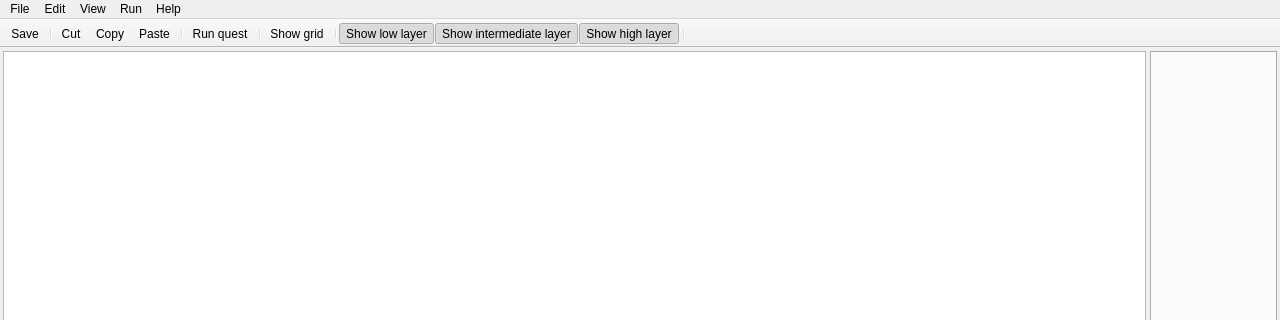
This is src/gui/main_window.ui in solarus-games/solarus-quest-editor as Qt 5 draws it before an edit; both pictures show x 0 to 1280 and y 0 to 320 of the 1280 by 680 pixel window. The edited form follows.
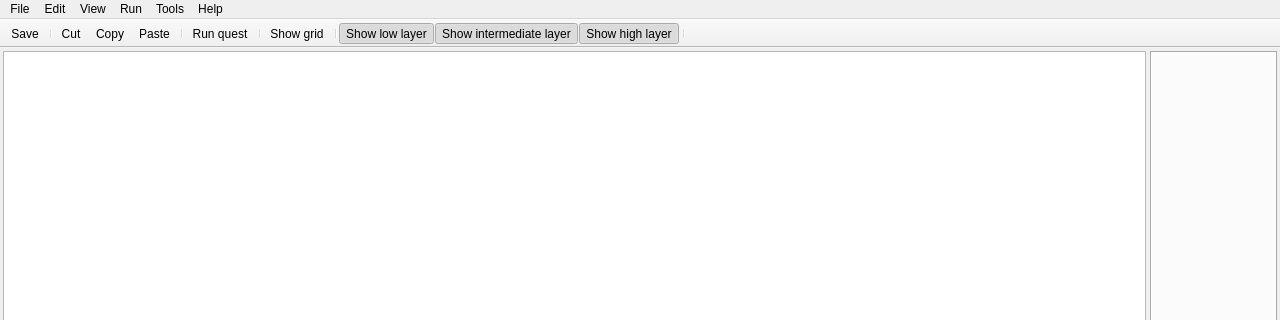
This is the edited form. Icons and pictures are not drawn. Custom widgets are drawn as their Qt base class.

```diff
--- a/src/gui/main_window.ui
+++ b/src/gui/main_window.ui
@@ -107,10 +107,17 @@
     <addaction name="action_website"/>
     <addaction name="action_doc"/>
    </widget>
+   <widget class="QMenu" name="menu_tools">
+    <property name="title">
+     <string>Tools</string>
+    </property>
+    <addaction name="action_settings"/>
+   </widget>
    <addaction name="menu_quest"/>
    <addaction name="menu_edit"/>
    <addaction name="menu_view"/>
    <addaction name="menu_run"/>
+   <addaction name="menu_tools"/>
    <addaction name="menu_help"/>
   </widget>
   <widget class="QToolBar" name="tool_bar">
```
Left out of the diff: 5 changed lines with no effect on the pictures.
